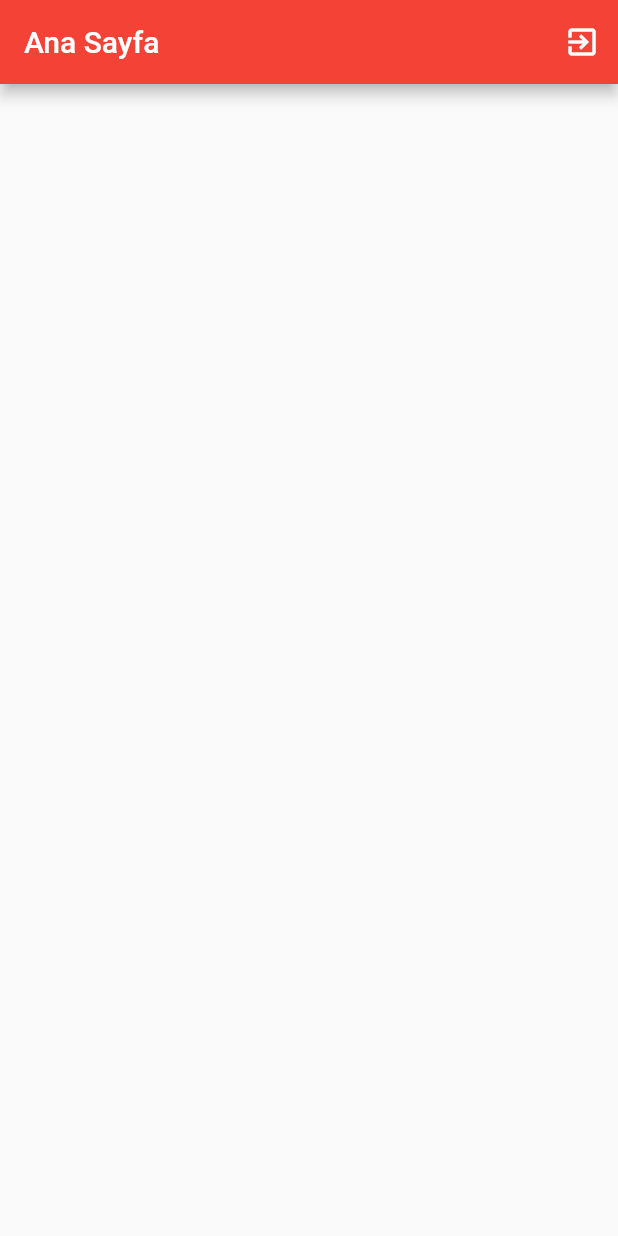
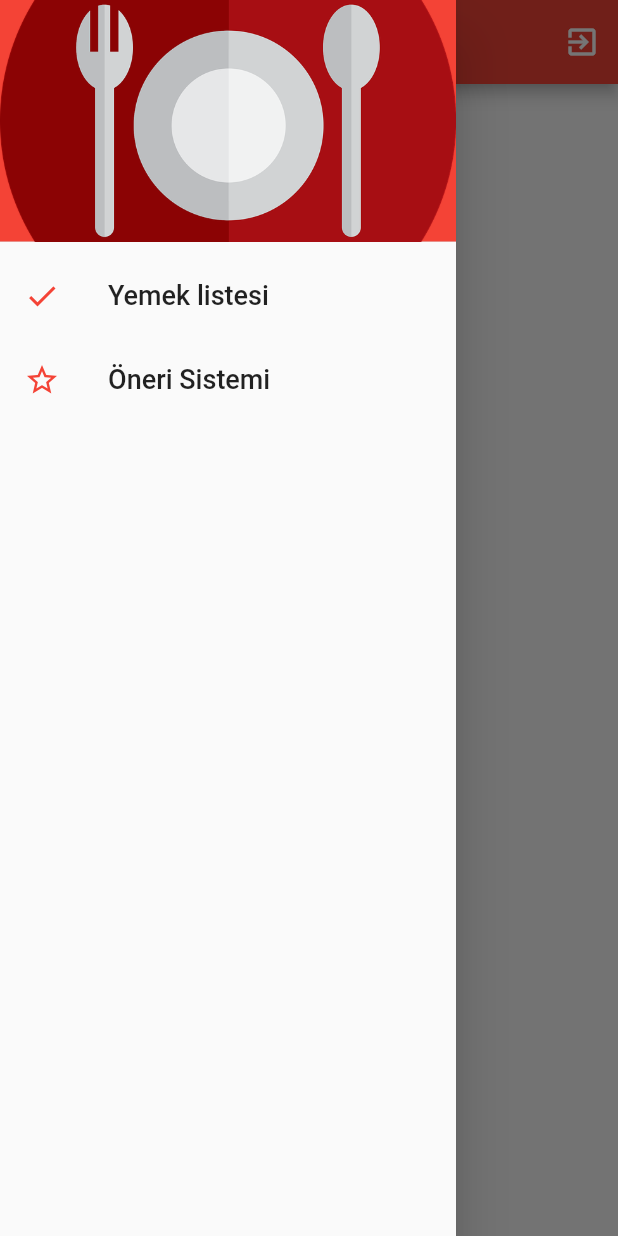
Before and after one commit to Senures/Flutter-Food-Recommendation-App, a Flutter app: the HomePage screen opened directly, with the side drawer open (before the commit the screen has no drawer), on a phone screen of 412 x 824 dp. Run offline on Flutter 3.47's test engine with Material 2 defaults, Android fonts, the phone set to English and light mode, and no system bars; our stand-ins replace cloud_firestore, firebase_auth, firebase_core, flutter_signin_button; accounts and stored records are empty.

```diff
--- a/lib/home_page.dart
+++ b/lib/home_page.dart
@@ -1,12 +1,23 @@
 import 'package:cloud_firestore/cloud_firestore.dart';
 import 'package:firebase_auth/firebase_auth.dart';
-import 'package:flutter_application_1/details_page.dart';
+import 'package:flutter_application_1/food_list_page.dart';
+import 'package:flutter_application_1/recommend_page.dart';
 import 'signin_page.dart';
 import 'package:flutter/material.dart';
 
-class HomePage extends StatelessWidget {
+class HomePage extends StatefulWidget {
+  @override
+  _HomePageState createState() => _HomePageState();
+}
+
+class _HomePageState extends State<HomePage> {
   final FirebaseAuth _auth = FirebaseAuth.instance;
-  //final Query query = FirebaseFirestore.instance.collection("recipe");
+  var sayfaListe = [
+    RecommendPage(),
+    FoodListPage(),
+  ]; //sayfa listesi,bu indekslere body kısmında erişerek body içinde gösteririz
+  int secilenIndeks = 0;
+
   @override
   Widget build(BuildContext context) {
     return Scaffold(
@@ -35,44 +46,58 @@ class HomePage extends StatelessWidget {
           )
         ],
       ),
-      body: StreamBuilder(
-        stream: FirebaseFirestore.instance.collection("recipes").snapshots(),
-        //query.snapshots(), //future olsa stream yerine future .snapshots() yerine .get()
-        builder: (context, snapshot) {
-          if (snapshot.connectionState == ConnectionState.waiting) {
-            return Center(
-              child: CircularProgressIndicator(),
-            );
-          } else if (snapshot.hasError) {
-            return Center(
-              child: Icon(Icons.error),
-            );
-          }
-
-          final QuerySnapshot querySnapshot = snapshot.data;
-          return ListView.builder(
-            itemCount: querySnapshot.size,
-            itemBuilder: (context, index) {
-              final map = querySnapshot.docs[index].data();
-              final _minutes = map['minutes'];
-              final _name = map['name'];
-              final _image = map['image'];
-              return ListTile(
-                leading: Image.network(_image),
-                onTap: () => {
-                  Navigator.push(
-                    context,
-                    MaterialPageRoute(
-                        builder: (context) => DetailsPage(_name, _image)),
-                  ),
-                },
-                subtitle: Text('Cooking time $_minutes minutes'),
-                trailing: Icon(Icons.more_vert),
-                title: Text(_name),
-              );
-            },
-          );
-        },
+      drawer: Drawer(
+        child: ListView(
+          padding: EdgeInsets.zero,
+          children: [
+            DrawerHeader(
+              child: Text(
+                "",
+                style: TextStyle(color: Colors.white, fontSize: 30),
+              ),
+              decoration: BoxDecoration(
+                image: DecorationImage(
+                    image: AssetImage("assets/images/logo.png"),
+                    fit: BoxFit.cover),
+                color: Colors.red,
+              ),
+            ),
+            ListTile(
+              title: Text(
+                "Yemek listesi",
+                style: TextStyle(color: Colors.black87, fontSize: 18),
+              ),
+              leading: Icon(
+                Icons.check,
+                color: Colors.red,
+              ),
+              onTap: () {
+                setState(() {
+                  secilenIndeks = 0; //sayfa 1 i açar
+                });
+                Navigator.pop(context);
+              },
+            ),
+            ListTile(
+              title: Text(
+                "Öneri Sistemi",
+                style: TextStyle(color: Colors.black87, fontSize: 18),
+              ),
+              leading: Icon(
+                Icons.star_border,
+                color: Colors.red,
+              ),
+              onTap: () {
+                setState(() {
+                  //arayüzü güncellemek için setstate,set çalısınca build metodu tekrar çalışır
+                  secilenIndeks = 1;
+                });
+                Navigator.pop(
+                    context); //sayfa 2 yi seçtikten snra drawerın kenara çekilmesini sağlıyor
+              },
+            ),
+          ],
+        ),
       ),
     );
   }
```
Also changed, not shown: lib/food_list_page.dart (added, +20 -0 lines), lib/recommend_page.dart (added, +56 -0 lines), lib/deneme.dart (added).
